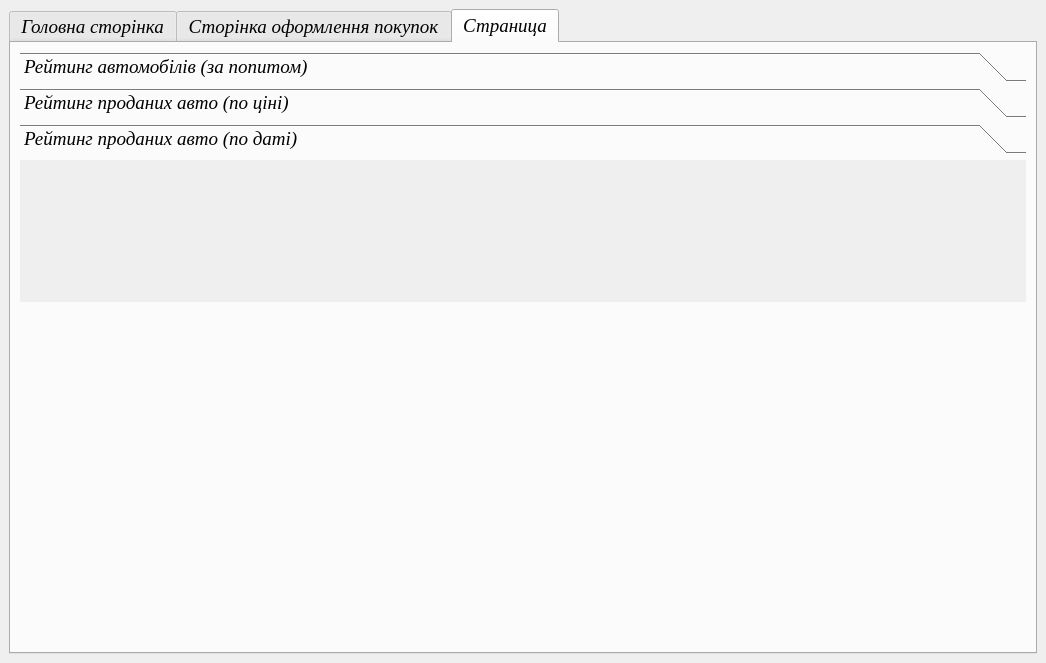
This is kursovaya/mainwindow.ui in Laffin01/kursovaya1 as Qt 5 draws it before an edit. The edited form follows.
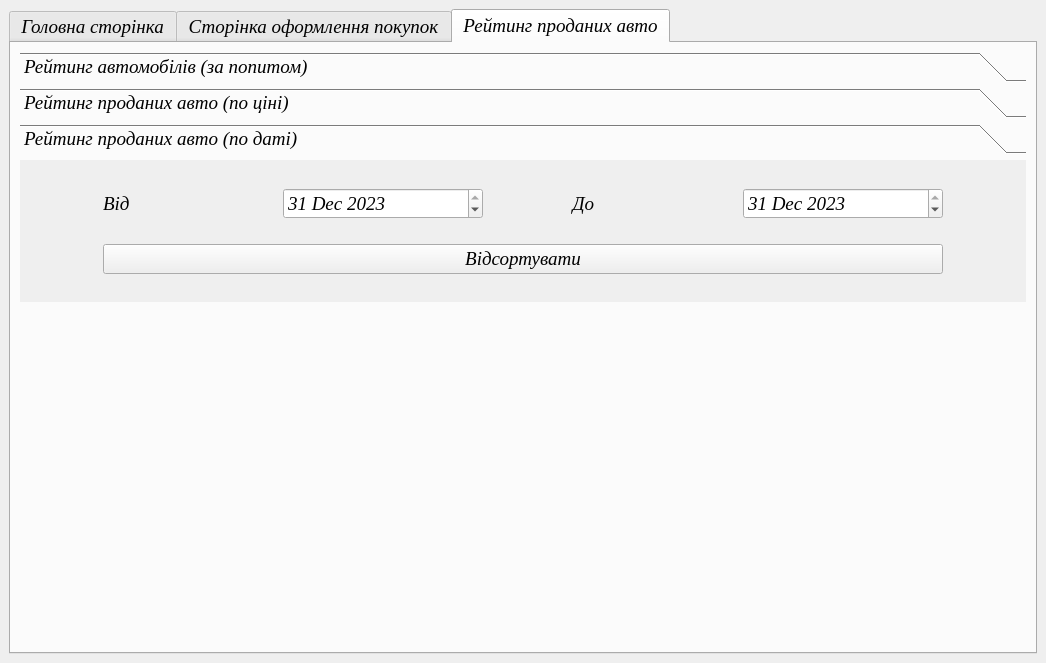
This is the edited form. The open tabs and pages were chosen to show the change.

What changed in the file:
```diff
--- a/kursovaya/mainwindow.ui
+++ b/kursovaya/mainwindow.ui
@@ -40,7 +40,7 @@
     </size>
    </property>
    <layout class="QGridLayout" name="gridLayout_10">
-    <item row="0" column="1">
+    <item row="0" column="0">
      <widget class="QTabWidget" name="tabWidget">
       <property name="enabled">
        <bool>true</bool>
@@ -676,7 +676,7 @@
       </widget>
       <widget class="QWidget" name="tab_3">
        <attribute name="title">
-        <string>Страница</string>
+        <string>Рейтинг проданих авто</string>
        </attribute>
        <layout class="QGridLayout" name="gridLayout_5">
         <item row="1" column="0">
@@ -761,6 +761,81 @@
            <attribute name="label">
             <string>Рейтинг проданих авто (по даті)</string>
            </attribute>
+           <layout class="QGridLayout" name="gridLayout_8">
+            <item row="2" column="0" colspan="4">
+             <widget class="QPushButton" name="pushButton_8">
+              <property name="text">
+               <string>Відсортувати</string>
+              </property>
+             </widget>
+            </item>
+            <item row="1" column="3">
+             <widget class="QDateEdit" name="dateEdit_2">
+              <property name="maximumSize">
+               <size>
+                <width>200</width>
+                <height>16777215</height>
+               </size>
+              </property>
+              <property name="dateTime">
+               <datetime>
+                <hour>21</hour>
+                <minute>0</minute>
+                <second>0</second>
+                <year>2023</year>
+                <month>12</month>
+                <day>31</day>
+               </datetime>
+              </property>
+             </widget>
+            </item>
+            <item row="1" column="0">
+             <widget class="QLabel" name="label_32">
+              <property name="maximumSize">
+               <size>
+                <width>100</width>
+                <height>16777215</height>
+               </size>
+              </property>
+              <property name="text">
+               <string>Від</string>
+              </property>
+             </widget>
+            </item>
+            <item row="1" column="2">
+             <widget class="QLabel" name="label_33">
+              <property name="maximumSize">
+               <size>
+                <width>100</width>
+                <height>16777215</height>
+               </size>
+              </property>
+              <property name="text">
+               <string>  До</string>
+              </property>
+             </widget>
+            </item>
+            <item row="1" column="1">
+             <widget class="QDateEdit" name="dateEdit">
+              <property name="maximumSize">
+               <size>
+                <width>200</width>
+                <height>16777215</height>
+               </size>
+              </property>
+              <property name="dateTime">
+               <datetime>
+                <hour>21</hour>
+                <minute>0</minute>
+                <second>0</second>
+                <year>2023</year>
+                <month>12</month>
+                <day>31</day>
+               </datetime>
+              </property>
+             </widget>
+            </item>
+           </layout>
           </widget>
          </widget>
         </item>
```
Left out of the diff: 44 changed lines with no effect on the pictures.
